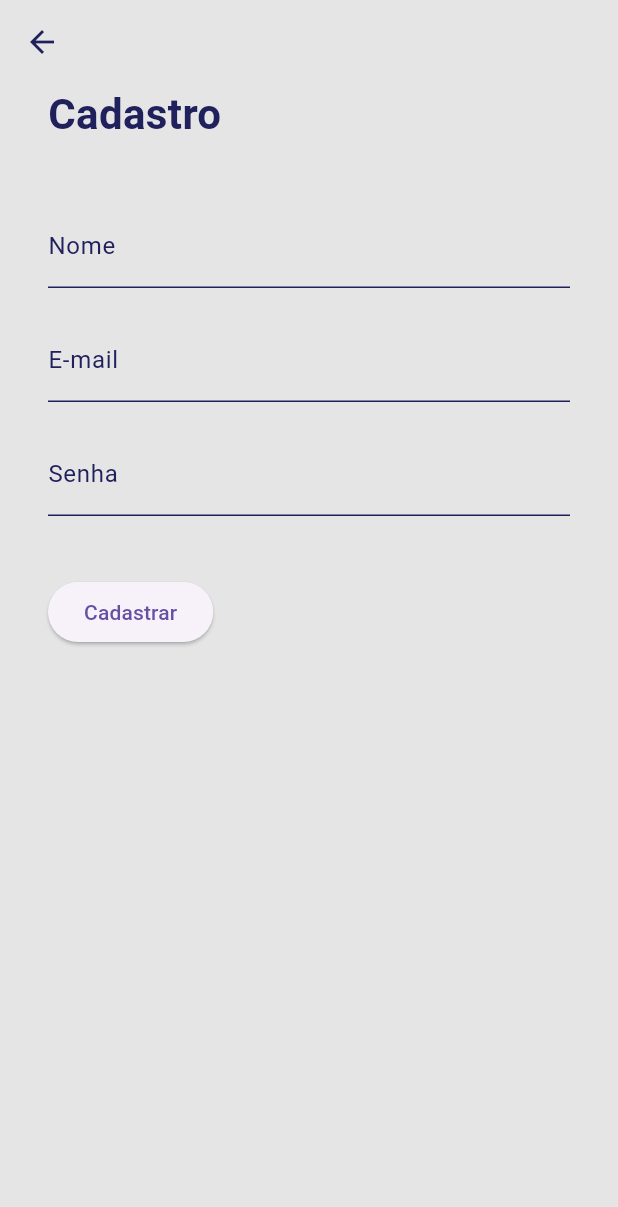
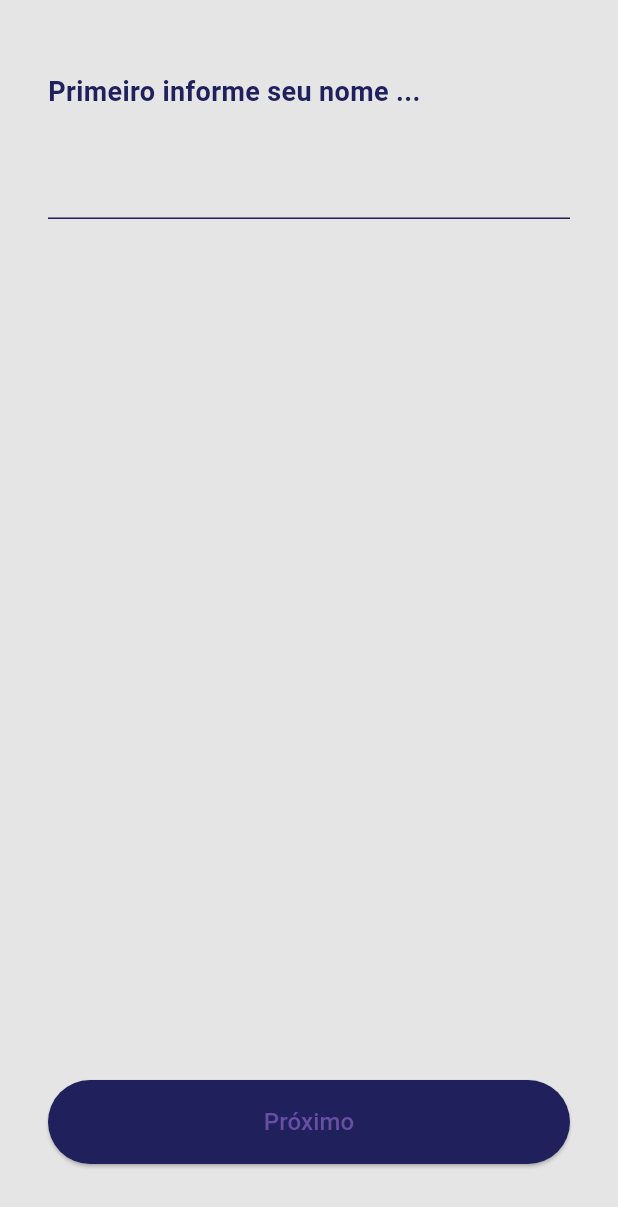
Before and after one commit to Gbiel-Alvss/poup_app, a Flutter app: the RegisterScreen screen opened by its route, on a phone screen of 412 x 824 dp. Shown: the top 1207 px of the screen. Run offline on Flutter 3.47's test engine with Material 3 defaults, Android fonts, the phone set to English and light mode, and no system bars; our stand-ins replace font_awesome_flutter.

Commit message:
Primeiro commit do PoupApp

```diff
--- a/lib/screens/home_screen.dart
+++ b/lib/screens/home_screen.dart
@@ -33,7 +33,7 @@ class _HomeScreenState extends State<HomeScreen> {
                 crossAxisAlignment: CrossAxisAlignment.start,
                 children: [
                   Text(
-                    'Olá, Rodrigo!',
+                    'Olá',
                     style: TextStyle(
                       fontSize: 20,
                       color: Colors.white,
--- a/lib/screens/register_screen.dart
+++ b/lib/screens/register_screen.dart
@@ -1,57 +1,152 @@
 import 'package:flutter/material.dart';
 import '../theme/app_theme.dart';
 
-class RegisterScreen extends StatelessWidget {
-  final TextEditingController _nomeController = TextEditingController();
-  final TextEditingController _emailController = TextEditingController();
-  final TextEditingController _senhaController = TextEditingController();
+class RegisterScreen extends StatefulWidget {
+  const RegisterScreen({super.key});
 
-  RegisterScreen({super.key});
+  @override
+  State<RegisterScreen> createState() => _RegisterScreenState();
+}
+
+class _RegisterScreenState extends State<RegisterScreen> {
+  int currentStep = 0;
+
+  final TextEditingController nameController = TextEditingController();
+  final TextEditingController cpfController = TextEditingController();
+  final TextEditingController birthController = TextEditingController();
+  final TextEditingController incomeController = TextEditingController();
+  String? selectedGoal;
+
+  final List<String> goals = [
+    'Economizar',
+    'Viajar',
+    'Alcançar sobras',
+    'Alcançar investimentos',
+  ];
+
+  void nextStep() {
+    if (currentStep < 4) {
+      setState(() {
+        currentStep++;
+      });
+    } else {
+      debugPrint('Nome: ${nameController.text}');
+      debugPrint('CPF: ${cpfController.text}');
+      debugPrint('Nascimento: ${birthController.text}');
+      debugPrint('Objetivo: $selectedGoal');
+      debugPrint('Renda: ${incomeController.text}');
+      Navigator.pop(context);
+    }
+  }
+
+  Widget buildInputStep(String label, TextEditingController controller,
+      {String? hint}) {
+    return Column(
+      crossAxisAlignment: CrossAxisAlignment.start,
+      children: [
+        Text(
+          label,
+          style: const TextStyle(
+            fontSize: 18,
+            color: AppTheme.primaryColor,
+            fontWeight: FontWeight.bold,
+          ),
+        ),
+        const SizedBox(height: 24),
+        TextField(
+          controller: controller,
+          decoration: InputDecoration(
+            hintText: hint,
+            enabledBorder: const UnderlineInputBorder(
+              borderSide: BorderSide(color: AppTheme.primaryColor),
+            ),
+            focusedBorder: const UnderlineInputBorder(
+              borderSide: BorderSide(color: AppTheme.primaryColor),
+            ),
+          ),
+          cursorColor: AppTheme.primaryColor,
+          style: const TextStyle(color: AppTheme.primaryColor),
+        ),
+      ],
+    );
+  }
+
+  Widget buildGoalStep() {
+    return Column(
+      crossAxisAlignment: CrossAxisAlignment.start,
+      children: [
+        const Text(
+          'Qual o seu objetivo com o Poupapp?',
+          style: TextStyle(
+              fontSize: 18,
+              color: AppTheme.primaryColor,
+              fontWeight: FontWeight.bold),
+        ),
+        const SizedBox(height: 24),
+        ...goals.map((goal) => Padding(
+              padding: const EdgeInsets.only(bottom: 8),
+              child: ElevatedButton(
+                style: ElevatedButton.styleFrom(
+                  backgroundColor: selectedGoal == goal
+                      ? AppTheme.primaryColor
+                      : Colors.grey[300],
+                  foregroundColor: selectedGoal == goal
+                      ? Colors.white
+                      : AppTheme.primaryColor,
+                  minimumSize: const Size(double.infinity, 48),
+                ),
+                onPressed: () {
+                  setState(() {
+                    selectedGoal = goal;
+                  });
+                },
+                child: Text(goal),
+              ),
+            )),
+      ],
+    );
+  }
+
+  Widget buildStep() {
+    switch (currentStep) {
+      case 0:
+        return buildInputStep("Primeiro informe seu nome ...", nameController);
+      case 1:
+        return buildInputStep("Agora seu CPF", cpfController,
+            hint: "Insira apenas os números do CPF");
+      case 2:
+        return buildInputStep("Agora sua data de nascimento", birthController,
+            hint: "00 / 00 / 0000");
+      case 3:
+        return buildGoalStep();
+      case 4:
+        return buildInputStep("Qual é sua renda estimada?", incomeController,
+            hint: "R\$ XXXXX,XX");
+      default:
+        return Container();
+    }
+  }
 
   @override
   Widget build(BuildContext context) {
     return Scaffold(
       backgroundColor: AppTheme.lightGrey,
-      appBar: AppBar(
-        backgroundColor: AppTheme.lightGrey,
-        elevation: 0,
-        iconTheme: const IconThemeData(color: AppTheme.primaryColor),
-      ),
       body: Padding(
-        padding: const EdgeInsets.symmetric(horizontal: 32.0),
+        padding: const EdgeInsets.symmetric(horizontal: 32.0, vertical: 48),
         child: Column(
           crossAxisAlignment: CrossAxisAlignment.start,
           children: [
-            Text(
-              'Cadastro',
-              style: TextStyle(
-                fontSize: 28,
-                fontWeight: FontWeight.bold,
-                color: AppTheme.primaryColor,
+            Expanded(child: buildStep()),
+            SizedBox(
+              width: double.infinity,
+              child: ElevatedButton(
+                onPressed: nextStep,
+                style: ElevatedButton.styleFrom(
+                  backgroundColor: AppTheme.primaryColor,
+                  minimumSize: const Size(double.infinity, 56),
+                ),
+                child: const Text('Próximo', style: TextStyle(fontSize: 16)),
               ),
-            ),
-            const SizedBox(height: 40),
-            TextField(
-              controller: _nomeController,
-              decoration: InputDecoration(labelText: 'Nome'),
-            ),
-            const SizedBox(height: 20),
-            TextField(
-              controller: _emailController,
-              decoration: InputDecoration(labelText: 'E-mail'),
-            ),
-            const SizedBox(height: 20),
-            TextField(
-              controller: _senhaController,
-              obscureText: true,
-              decoration: InputDecoration(labelText: 'Senha'),
-            ),
-            const SizedBox(height: 40),
-            ElevatedButton(
-              onPressed: () {
-                Navigator.pop(context); // volta para login
-              },
-              child: Text('Cadastrar'),
             ),
           ],
         ),
```
Also changed, not shown: lib/screens/investments_screen.dart (added, +23 -0 lines), lib/screens/login_screen.dart (+6 -3 lines), lib/screens/menu_screen.dart (+34 -7 lines), lib/screens/nina_screen.dart (added, +31 -0 lines), lib/screens/profile_screen.dart (added, +97 -0 lines).
